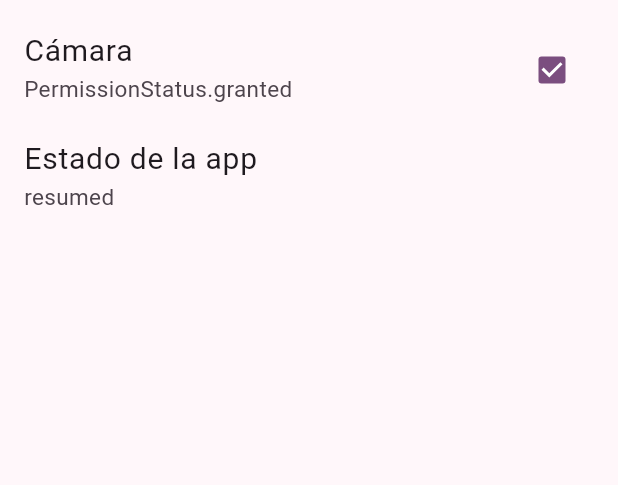
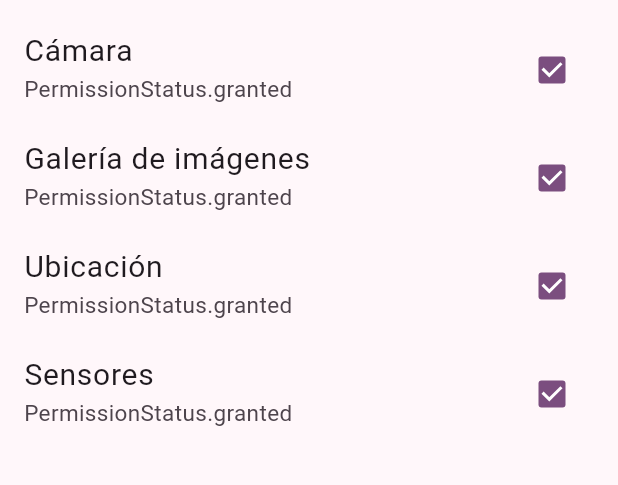
Before and after one commit to Mackneto66/permisos_app, a Flutter app: the PermisionsScreen screen opened by its route, on a phone screen of 412 x 824 dp, the part 59-544 px from its top. Run offline on Flutter 3.47's test engine with Material 3 defaults, Android fonts, the phone set to English and light mode, and no system bars; our stand-ins replace flutter_riverpod, go_router, permission_handler; Roboto replaces fonts that are missing (RobotoMono).

Commit message:
implements permissions location, sensors, photo library

```diff
--- a/lib/presentation/views/pemissions/permissions_view.dart
+++ b/lib/presentation/views/pemissions/permissions_view.dart
@@ -32,10 +32,30 @@ class PermissionsView extends ConsumerWidget {
           title: const Text('Cámara'),
           subtitle: Text('${permissions.camera}'),
         ),
-        ListTile(
-          title: const Text('Estado de la app'),
-          subtitle: Text(appState.name),
-        )
+        CheckboxListTile(
+          value: permissions.photoLibraryGranted,
+          onChanged: (_) {
+            ref.read(permissionsProvider.notifier).requestPhotosAccess();
+          },
+          title: const Text('Galería de imágenes'),
+          subtitle: Text('${permissions.photoLibrary}'),
+        ),
+        CheckboxListTile(
+          value: permissions.locationGranted,
+          onChanged: (_) {
+            ref.read(permissionsProvider.notifier).requestLocationAccess();
+          },
+          title: const Text('Ubicación'),
+          subtitle: Text('${permissions.location}'),
+        ),
+        CheckboxListTile(
+          value: permissions.sensorsGranted,
+          onChanged: (_) {
+            ref.read(permissionsProvider.notifier).requestSensorsAccess();
+          },
+          title: const Text('Sensores'),
+          subtitle: Text('${permissions.sensors}'),
+        ),
       ],
     );
   }
```
